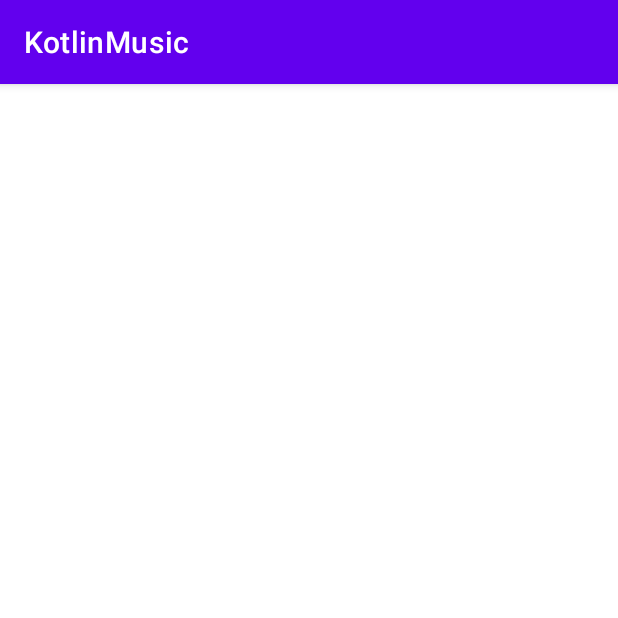
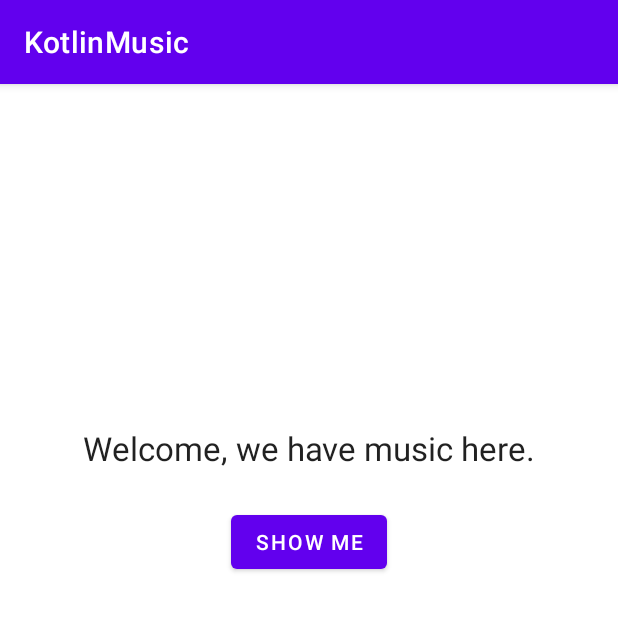
Before and after one commit to WilC96/DisplayNewsFromApi, an Android app: the screen it shows after launch (MainActivity before the commit, InitScreen after it), on a phone screen of 412 x 824 dp, the top half of it. Run offline under Robolectric (Android 15) with nearby library versions, the phone set to English and light mode, and no system bars.

Commit message:
create init screen

```diff
--- a/KotlinMusic/app/src/main/AndroidManifest.xml
+++ b/KotlinMusic/app/src/main/AndroidManifest.xml
@@ -2,7 +2,7 @@
 <manifest xmlns:android="http://schemas.android.com/apk/res/android"
     package="com.example.kotlinmusic">
 
-    <uses-permission android:name="android.permission.INTERNET"/>
+    <uses-permission android:name="android.permission.INTERNET" />
 
     <application
         android:allowBackup="true"
@@ -11,13 +11,15 @@
         android:roundIcon="@mipmap/ic_launcher_round"
         android:supportsRtl="true"
         android:theme="@style/Theme.KotlinMusic">
-        <activity android:name=".MainActivity">
+        <activity android:name=".InitScreen">
             <intent-filter>
                 <action android:name="android.intent.action.MAIN" />
 
                 <category android:name="android.intent.category.LAUNCHER" />
             </intent-filter>
         </activity>
+        <activity android:name=".MainActivity"
+            android:parentActivityName=".InitScreen"/>
     </application>
 
 </manifest>
--- /dev/null
+++ b/KotlinMusic/app/src/main/java/com/example/kotlinmusic/InitScreen.kt
@@ -0,0 +1,29 @@
+package com.example.kotlinmusic
+
+import android.content.Intent
+import android.os.Bundle
+import android.view.View
+import android.widget.Button
+import androidx.appcompat.app.AppCompatActivity
+import com.example.kotlinmusic.mvp.IViewPresenterShowListContract
+import kotlinx.android.synthetic.main.activity_init_screen.*
+
+class InitScreen : AppCompatActivity(), IViewPresenterShowListContract.IView {
+    override fun onCreate(savedInstanceState: Bundle?) {
+        super.onCreate(savedInstanceState)
+        setContentView(R.layout.activity_init_screen)
+
+        displayMusicChart(initBtn)
+    }
+
+    override fun displayMusicChart(btn: Button) {
+        btn.setOnClickListener(View.OnClickListener {
+            val i = Intent(this, MainActivity::class.java)
+            startActivity(i)
+        })
+    }
+
+    override fun setPresenter(presenter: IViewPresenterShowListContract.IPresenter?) {
+
+    }
+}
--- a/KotlinMusic/app/src/main/java/com/example/kotlinmusic/mvp/IViewPresenterContract.kt
+++ b/KotlinMusic/app/src/main/java/com/example/kotlinmusic/mvp/IViewPresenterContract.kt
@@ -14,3 +14,18 @@ interface IViewPresenterContract {
         fun passDataAdapter(music: MusicResult)
     }
 }
+/*
+Steps for creating a project in MVP requiring network calls:
+
+1. create the classes/objects for Retrofit client and API Service Call
+
+2. create the necessary adapter classes if you're using recyclerview
+
+3. create the necessary POJO/model classes
+
+4. Create the Base classes for View and Presenter
+
+5. Create a contract between the Base and Presenter. Do this for each view that has a different functionality
+
+6. Implement the View and Presenter interfaces
+*/
--- /dev/null
+++ b/KotlinMusic/app/src/main/java/com/example/kotlinmusic/mvp/IViewPresenterShowListContract.kt
@@ -0,0 +1,18 @@
+package com.example.kotlinmusic.mvp
+
+import android.content.Intent
+import android.widget.Button
+import com.example.kotlinmusic.model.MusicResult
+
+interface IViewPresenterShowListContract {
+    // presenter and view
+    interface IPresenter : IBasePresenter {
+        // calls that the view can call
+        fun retrieveIntentData()
+    }
+
+    interface IView : IBaseView<IPresenter?> {
+        // calls that the presenter can call
+        fun displayMusicChart(btn: Button)
+    }
+}
--- /dev/null
+++ b/KotlinMusic/app/src/main/res/layout/activity_init_screen.xml
@@ -0,0 +1,31 @@
+<?xml version="1.0" encoding="utf-8"?>
+<androidx.constraintlayout.widget.ConstraintLayout xmlns:android="http://schemas.android.com/apk/res/android"
+    xmlns:app="http://schemas.android.com/apk/res-auto"
+    xmlns:tools="http://schemas.android.com/tools"
+    android:layout_width="match_parent"
+    android:layout_height="match_parent"
+    tools:context=".InitScreen">
+
+    <TextView
+        android:id="@+id/welcomeTxt"
+        android:layout_width="wrap_content"
+        android:layout_height="wrap_content"
+        android:layout_marginTop="228dp"
+        android:text="@string/welcome"
+        android:textAppearance="@style/TextAppearance.AppCompat.Large"
+        app:layout_constraintEnd_toEndOf="parent"
+        app:layout_constraintStart_toStartOf="parent"
+        app:layout_constraintTop_toTopOf="parent" />
+
+    <Button
+        android:id="@+id/initBtn"
+        android:layout_width="wrap_content"
+        android:layout_height="wrap_content"
+        android:layout_marginTop="24dp"
+        android:text="@string/initBtn"
+        app:layout_constraintEnd_toEndOf="parent"
+        app:layout_constraintStart_toStartOf="parent"
+        app:layout_constraintTop_toBottomOf="@+id/welcomeTxt" />
+
+
+</androidx.constraintlayout.widget.ConstraintLayout>
--- a/KotlinMusic/app/src/main/res/values/strings.xml
+++ b/KotlinMusic/app/src/main/res/values/strings.xml
@@ -1,3 +1,6 @@
 <resources>
     <string name="app_name">KotlinMusic</string>
+
+    <string name="welcome">Welcome, we have music here.</string>
+    <string name="initBtn">Show me</string>
 </resources>
```
